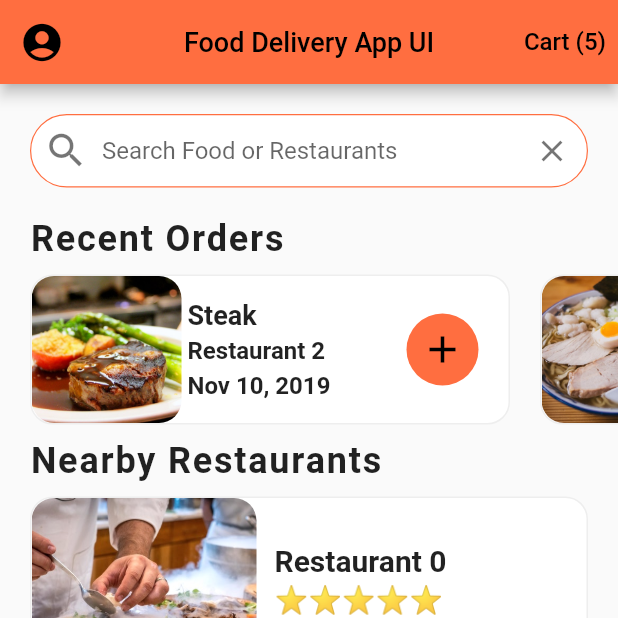
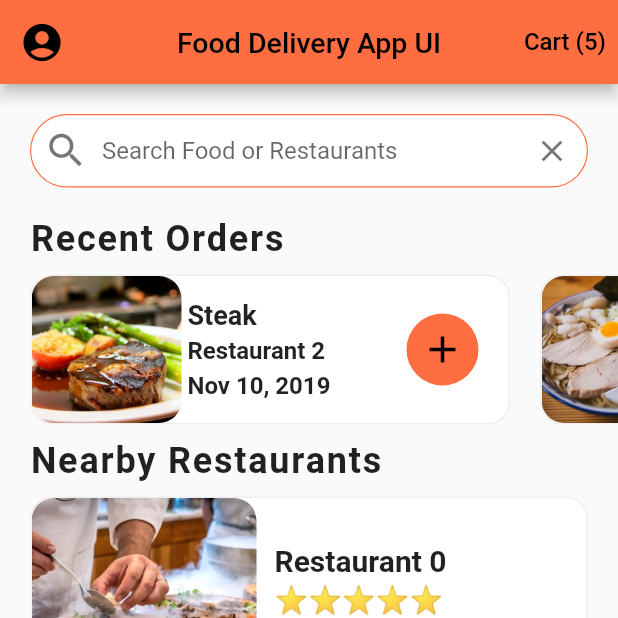
Before and after one commit to PauloSTDev/food_delivery_UI, a Flutter app: the screen it shows after launch, on a phone screen of 412 x 824 dp, the top half of it. Run offline on Flutter 3.47's test engine with Material 2 defaults, Android fonts, the phone set to English and light mode, and no system bars.

Commit message:
Muda tamanho de texto do AppBar

```diff
--- a/lib/screens/home_screen.dart
+++ b/lib/screens/home_screen.dart
@@ -105,7 +105,10 @@ class _HomeScreenState extends State<HomeScreen> {
         backgroundColor: Colors.deepOrangeAccent,
         title: Text(
           "Food Delivery App UI",
-          style: TextStyle(fontSize: 18, color: Colors.black),
+          style: TextStyle(
+              fontSize: 19,
+              color: Colors.black,
+              ),
         ),
         leading: IconButton(
           //Icone de perfil
```
